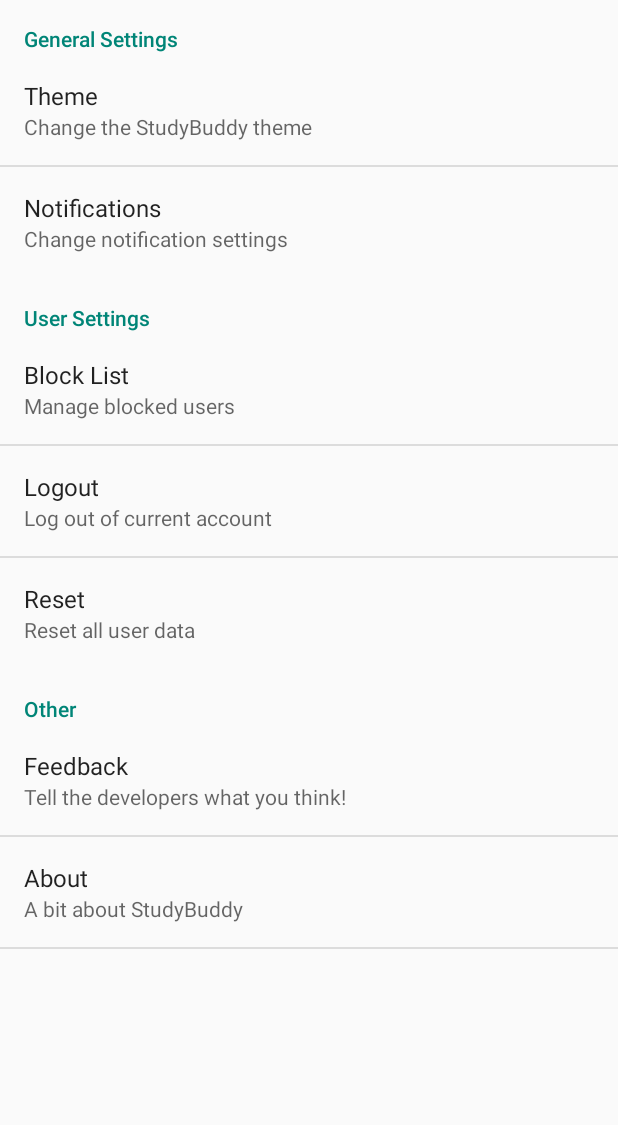
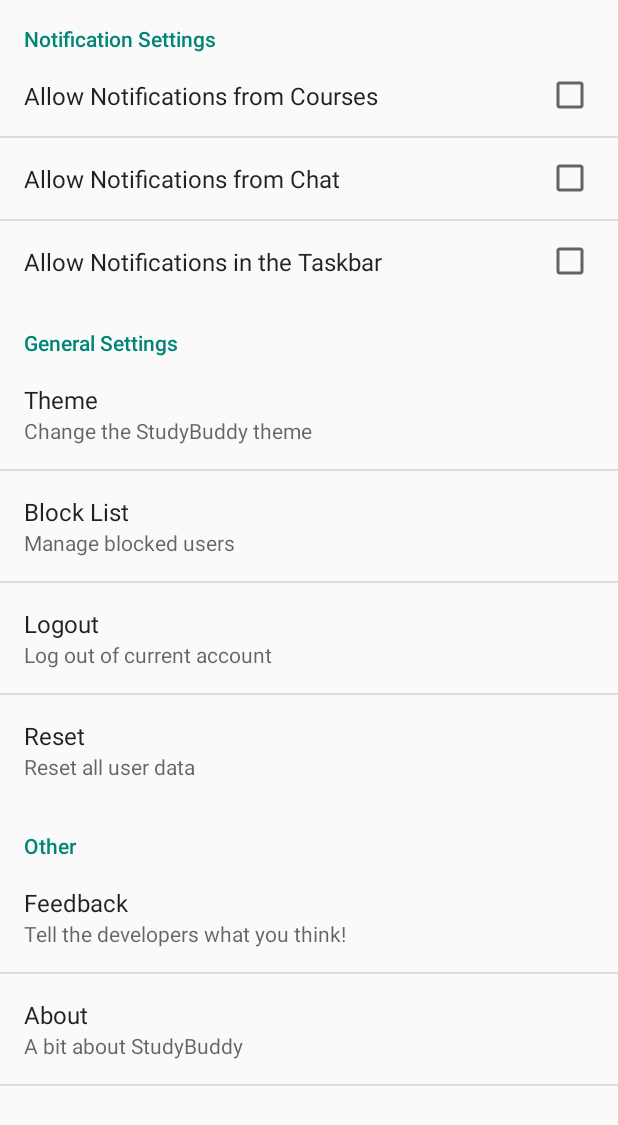
Before and after one commit to MonoAlpaca/StudyBuddy, an Android app: the Settings screen opened directly, with no data from a screen before it, on a phone screen of 412 x 824 dp. Shown: the top 1125 px of the screen. Run offline under Robolectric (Android 15) with nearby library versions, the phone set to English and light mode, and no system bars.

```diff
--- a/Client/StudyBuddy/app/src/main/res/xml/fragment_settings.xml
+++ b/Client/StudyBuddy/app/src/main/res/xml/fragment_settings.xml
@@ -3,8 +3,25 @@
     xmlns:android="http://schemas.android.com/apk/res/android"
     tools:context=".Settings">
     <PreferenceCategory
+        android:title="Notification Settings"
+        android:key="settingsNotification">
+
+        <CheckBoxPreference
+            android:title="Allow Notifications from Courses"
+            android:key="settingsNotificationCourses" />
+        <CheckBoxPreference
+            android:title="Allow Notifications from Chat"
+            android:key="settingsNotificationChat" />
+        <CheckBoxPreference
+            android:title="Allow Notifications in the Taskbar"
+            android:key="settingsNotificationTaskbar" />
+
+    </PreferenceCategory>
+
+    <PreferenceCategory
         android:title="General Settings"
-        android:key="genSettings">
+        android:key="settingsGeneral">
+
         <ListPreference
             android:title="Theme"
             android:summary="Change the StudyBuddy theme"
@@ -13,24 +30,9 @@
             android:entries="@array/colorArray"
             android:entryValues="@array/colorValues" />
 
-        <MultiSelectListPreference
-            android:key="notifications"
-            android:title="Notifications"
-            android:summary="Change notification settings"
-            android:entries="@array/notificationArray"
-            android:entryValues="@array/notificationValues"/>
-    </PreferenceCategory>
-
-
-    <PreferenceCategory
-        android:title="User Settings"
-        android:key="settingsUser">
-        <!-- TODO: is there a way to import block list into a multi select list preference?-->
-        <MultiSelectListPreference
+        <Preference
             android:title="Block List"
             android:summary="Manage blocked users"
-            android:entries="@array/colorArray"
-            android:entryValues="@array/colorValues"
             android:key="settingsBlockList"/>
 
         <Preference
@@ -48,7 +50,7 @@
     <PreferenceCategory
         android:title="Other"
         android:key="settingsOther">
-        <EditTextPreference
+        <Preference
             android:title="Feedback"
             android:summary="Tell the developers what you think!"
             android:key="settingsFeedback"/>
```
Also changed, not shown: Client/StudyBuddy/app/src/main/java/com/team18/studybuddy/studybuddy/About.java (+37 -4 lines), Client/StudyBuddy/app/src/main/java/com/team18/studybuddy/studybuddy/MainActivity.java (+8 -8 lines).
